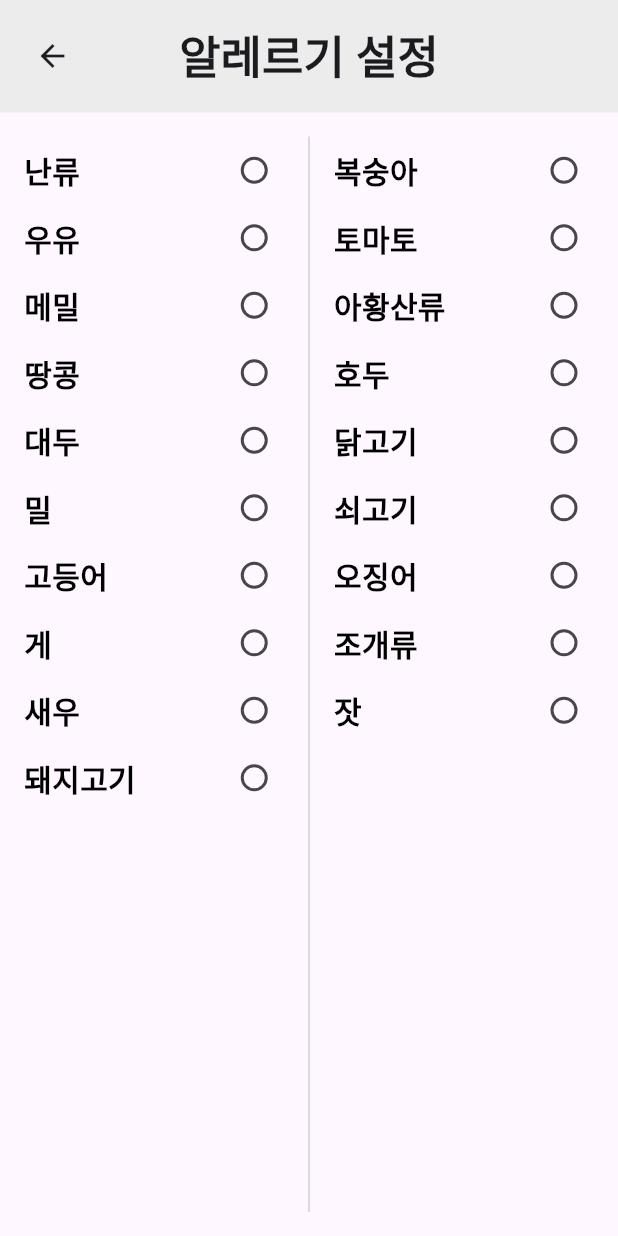
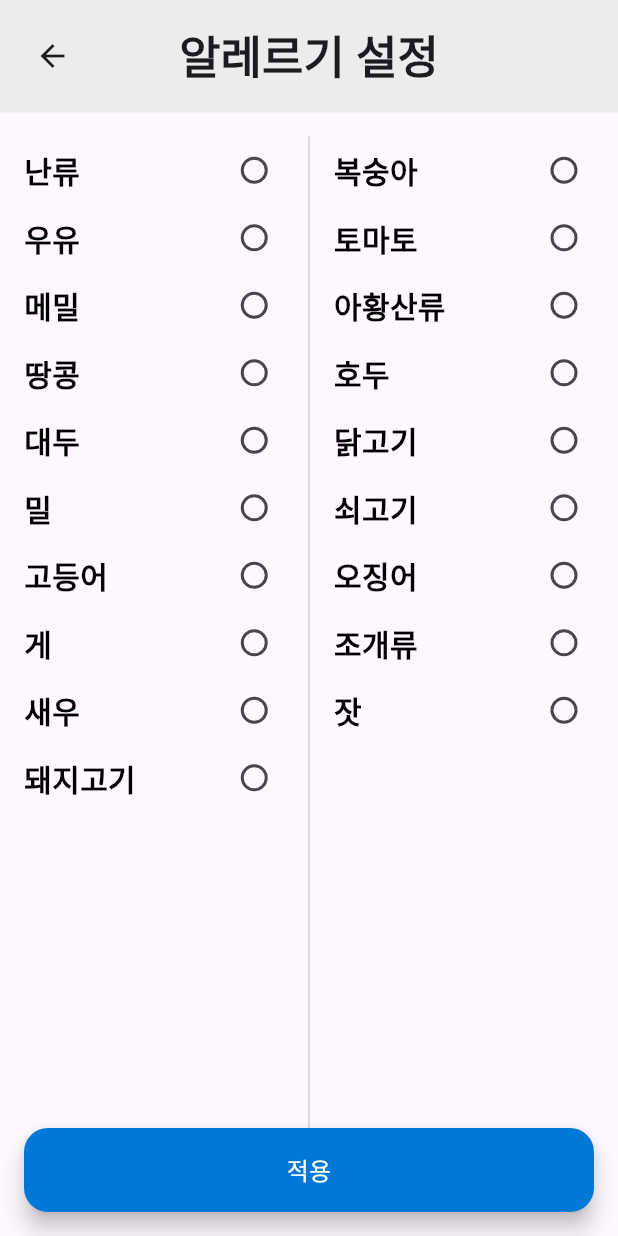
Before and after one commit to oshs-17th-sc-dep-of-ai/urban-fishstick, a Flutter app: the AllergyPageWidget screen opened directly, on a phone screen of 412 x 824 dp. Run offline on Flutter 3.47's test engine with Material 3 defaults, Android fonts, the phone set to English and light mode, and no system bars; our stand-ins replace flutter_local_notifications; network calls fail.

Commit message:
적용버튼 추가, 로직 추가 예정

```diff
--- a/frontend/lib/page/allergy.dart
+++ b/frontend/lib/page/allergy.dart
@@ -85,7 +85,7 @@ class _MyWidgetState extends State<AllergyPageWidget> {
           future: allergyListInitilize(),
           builder: (BuildContext context, AsyncSnapshot snapshot) {
             if (snapshot.connectionState == ConnectionState.done) {
-              allergy = snapshot.data;
+              allergy = snapshot.data ?? List.filled(19, false);
 
               return buildAllergyPage();
             } else {
@@ -131,6 +131,29 @@ class _MyWidgetState extends State<AllergyPageWidget> {
           ],
         ),
       ),
+      floatingActionButton: Padding(
+        padding: const EdgeInsets.all(16.0),
+        child: Row(
+          children: [
+            Expanded(
+              child: FloatingActionButton(
+                onPressed: () {
+                  // 이후 추가 예정
+                },
+                backgroundColor: const Color.fromARGB(255, 0, 120, 215),
+                child: const Text(
+                  '적용',
+                  style: TextStyle(
+                    color: Colors.white,
+                    fontSize: 16,
+                  ),
+                ),
+              ),
+            ),
+          ],
+        ),
+      ),
+      floatingActionButtonLocation: FloatingActionButtonLocation.centerDocked,
     );
   }
 
```
